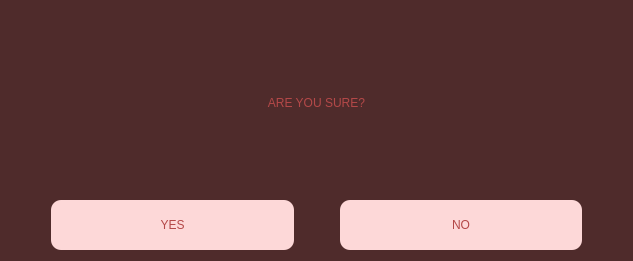
This is MATFWars/check.ui in Divljo31/MATFWars as Qt 5 draws it before an edit. The edited form follows.
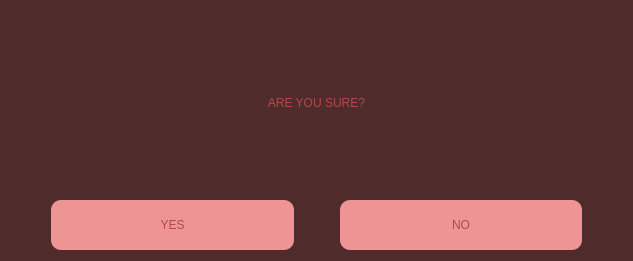
This is the edited form.

What changed in the file:
```diff
--- a/MATFWars/check.ui
+++ b/MATFWars/check.ui
@@ -72,7 +72,7 @@
        <property name="styleSheet">
         <string notr="true">color:rgb(180, 72, 72);
 font: 600 25pt &quot;URW Bookman&quot;;
-background-color: rgb(253, 216, 216);
+background-color: rgb(238, 148, 148);
 border-radius:10px;</string>
        </property>
        <property name="text">
@@ -119,8 +119,7 @@
        <property name="styleSheet">
         <string notr="true">color:rgb(180, 72, 72);
 font: 600 25pt &quot;URW Bookman&quot;;
-
-background-color: rgb(253, 216, 216);
+background-color: rgb(238, 148, 148);
 border-radius:10px;</string>
        </property>
        <property name="text">
```
